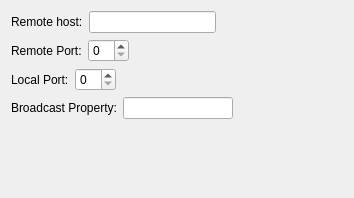
Old version of the form plugin/udp_socket/UdpSocketConfigWidget.ui in the repository commschamp/cc_tools_qt.
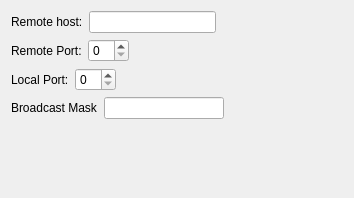
New version of the form.

Commit message: Updated UDP socket configuration, allowing selection of the broadcast mask.

```diff
--- a/plugin/udp_socket/UdpSocketConfigWidget.ui
+++ b/plugin/udp_socket/UdpSocketConfigWidget.ui
@@ -100,7 +100,7 @@
      <item>
       <widget class="QLabel" name="label_2">
        <property name="text">
-        <string>Broadcast Property:</string>
+        <string>Broadcast Mask</string>
        </property>
       </widget>
      </item>
```
Left out of the diff: 5 changed lines with no effect on the pictures. The commit also changes 6 other files.
